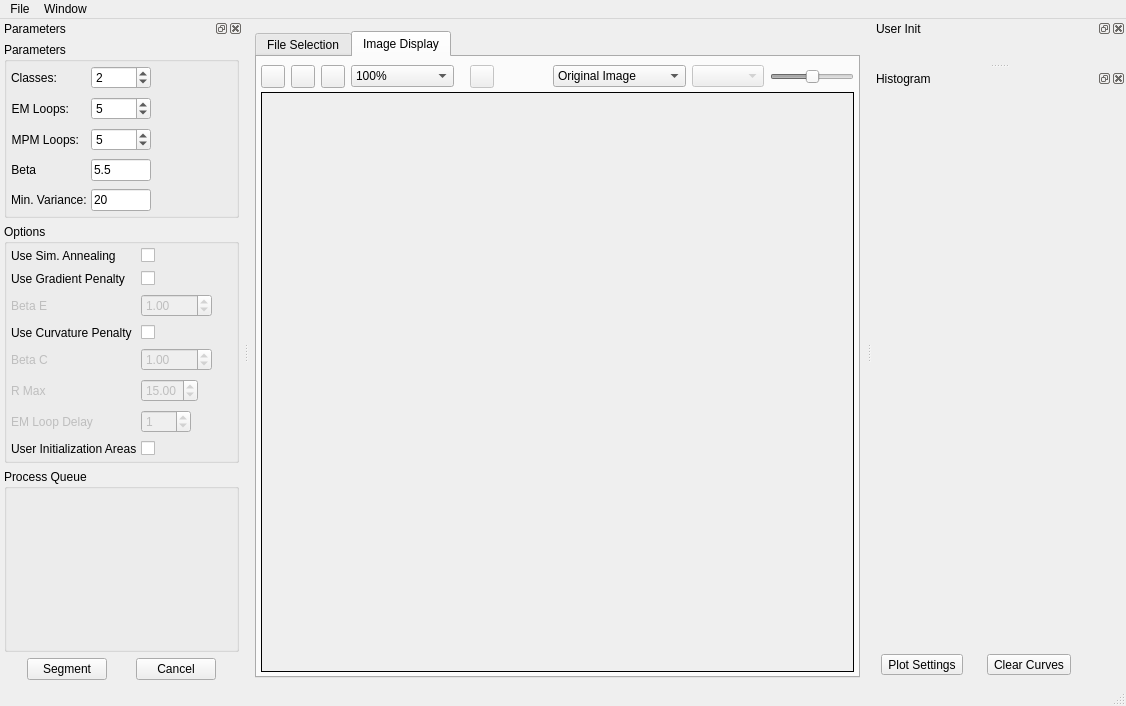
Qt form Code/EmMpmGui/UI_Files/EmMpmGui.ui (BlueQuartzSoftware/EMMPMWorkbench) before a commit.
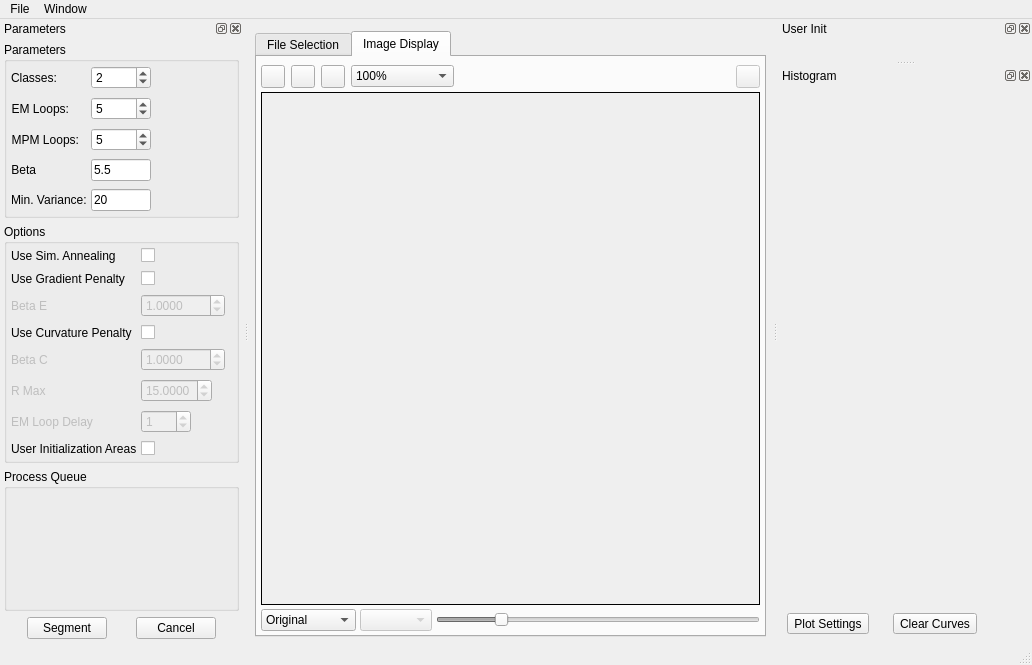
The same form after that commit. The open tabs and pages were chosen to show the change. Icons and pictures are not drawn. Custom widgets are drawn as their Qt base class.

Commit message: Fixing issue where NumClasses and MinVariance Widgets were NOT disabled when using User Init Areas. Now Defaulting to a Composited with Alpha Blending mode when a Segmented image is loaded.

The edit to the form file:
```diff
--- a/Code/EmMpmGui/UI_Files/EmMpmGui.ui
+++ b/Code/EmMpmGui/UI_Files/EmMpmGui.ui
@@ -6,8 +6,8 @@
    <rect>
     <x>0</x>
     <y>0</y>
-    <width>1126</width>
-    <height>706</height>
+    <width>1032</width>
+    <height>665</height>
    </rect>
   </property>
   <property name="sizePolicy">
@@ -560,7 +560,7 @@
              <enum>Qt::Horizontal</enum>
             </property>
             <property name="sizeType">
-             <enum>QSizePolicy::Fixed</enum>
+             <enum>QSizePolicy::Expanding</enum>
             </property>
             <property name="sizeHint" stdset="0">
              <size>
@@ -590,77 +590,6 @@
             </property>
            </widget>
           </item>
-          <item>
-           <spacer name="horizontalSpacer_2">
-            <property name="orientation">
-             <enum>Qt::Horizontal</enum>
-            </property>
-            <property name="sizeHint" stdset="0">
-             <size>
-              <width>40</width>
-              <height>20</height>
-             </size>
-            </property>
-           </spacer>
-          </item>
-          <item>
-           <layout class="QHBoxLayout" name="horizontalLayout_6">
-            <property name="spacing">
-             <number>6</number>
-            </property>
-            <property name="sizeConstraint">
-             <enum>QLayout::SetMinimumSize</enum>
-            </property>
-            <item>
-             <widget class="QComboBox" name="imageDisplayCombo">
-              <item>
-               <property name="text">
-                <string>Original Image</string>
-               </property>
-              </item>
-              <item>
-               <property name="text">
-                <string>Segmented Image</string>
-               </property>
-              </item>
-              <item>
-               <property name="text">
-                <string>Composited Image</string>
-               </property>
-              </item>
-             </widget>
-            </item>
-            <item>
-             <widget class="QComboBox" name="compositeModeCB">
-              <property name="enabled">
-               <bool>false</bool>
-              </property>
-             </widget>
-            </item>
-            <item>
-             <widget class="QSlider" name="transparency">
-              <property name="enabled">
-               <bool>false</bool>
-              </property>
-              <property name="minimumSize">
-               <size>
-                <width>25</width>
-                <height>0</height>
-               </size>
-              </property>
-              <property name="maximum">
-               <number>255</number>
-              </property>
-              <property name="value">
-               <number>128</number>
-              </property>
-              <property name="orientation">
-               <enum>Qt::Horizontal</enum>
-              </property>
-             </widget>
-            </item>
-           </layout>
-          </item>
          </layout>
         </item>
         <item>
@@ -740,6 +669,58 @@
           </widget>
          </widget>
         </item>
+        <item>
+         <layout class="QHBoxLayout" name="horizontalLayout_4">
+          <item>
+           <widget class="QComboBox" name="imageDisplayCombo">
+            <item>
+             <property name="text">
+              <string>Original</string>
+             </property>
+            </item>
+            <item>
+             <property name="text">
+              <string>Segmented</string>
+             </property>
+            </item>
+            <item>
+             <property name="text">
+              <string>Composited</string>
+             </property>
+            </item>
+           </widget>
+          </item>
+          <item>
+           <widget class="QComboBox" name="compositeModeCB">
+            <property name="enabled">
+             <bool>false</bool>
+            </property>
+           </widget>
+          </item>
+          <item>
+           <widget class="QSlider" name="transparency">
+            <property name="enabled">
+             <bool>false</bool>
+            </property>
+            <property name="minimumSize">
+             <size>
+              <width>25</width>
+              <height>0</height>
+             </size>
+            </property>
+            <property name="maximum">
+             <number>255</number>
+            </property>
+            <property name="value">
+             <number>48</number>
+            </property>
+            <property name="orientation">
+             <enum>Qt::Horizontal</enum>
+            </property>
+           </widget>
+          </item>
+         </layout>
+        </item>
        </layout>
       </widget>
      </widget>
@@ -751,7 +732,7 @@
     <rect>
      <x>0</x>
      <y>0</y>
-     <width>1126</width>
+     <width>1032</width>
      <height>22</height>
     </rect>
    </property>
@@ -804,6 +785,9 @@
    </attribute>
    <widget class="QWidget" name="dockWidgetContents">
     <layout class="QVBoxLayout" name="verticalLayout_6">
+     <property name="spacing">
+      <number>6</number>
+     </property>
      <property name="margin">
       <number>4</number>
      </property>
@@ -1160,6 +1144,9 @@
             <height>0</height>
            </size>
           </property>
+          <property name="decimals">
+           <number>4</number>
+          </property>
           <property name="maximum">
            <double>9999.989999999999782</double>
           </property>
@@ -1203,6 +1190,9 @@
             <height>0</height>
            </size>
           </property>
+          <property name="decimals">
+           <number>4</number>
+          </property>
           <property name="maximum">
            <double>9999.989999999999782</double>
           </property>
@@ -1235,6 +1225,9 @@
           <property name="correctionMode">
            <enum>QAbstractSpinBox::CorrectToPreviousValue</enum>
           </property>
+          <property name="decimals">
+           <number>4</number>
+          </property>
           <property name="value">
            <double>15.000000000000000</double>
           </property>
```
Left out of the diff: 4 changed lines with no effect on the pictures. The commit also changes 4 other files.
